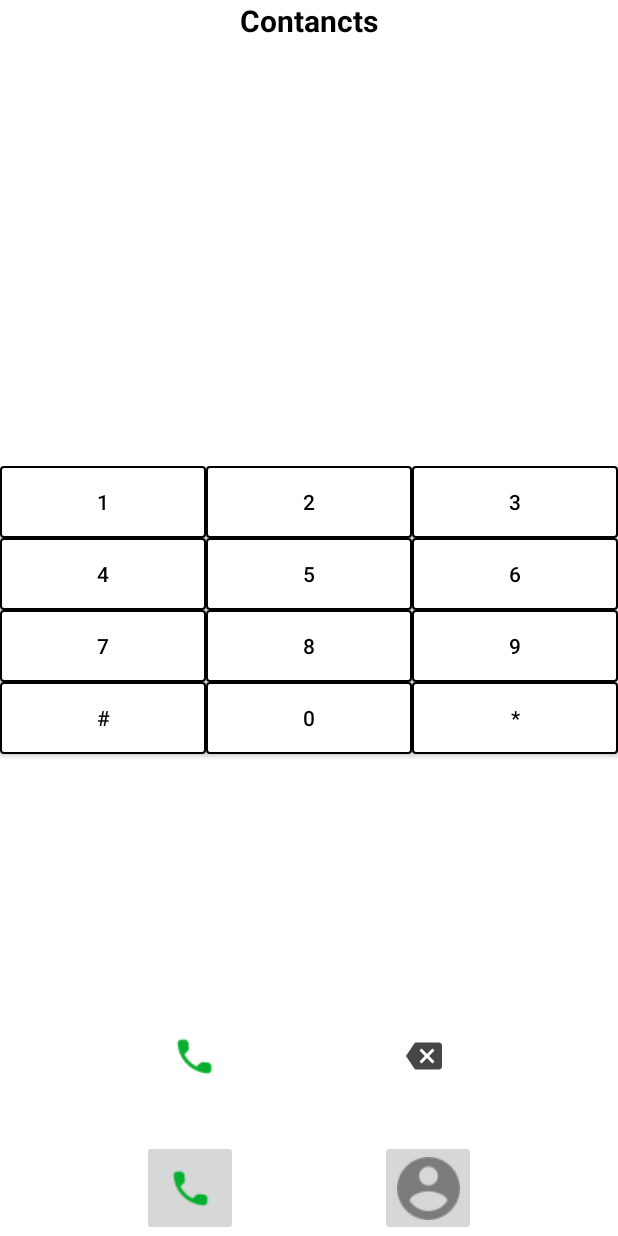
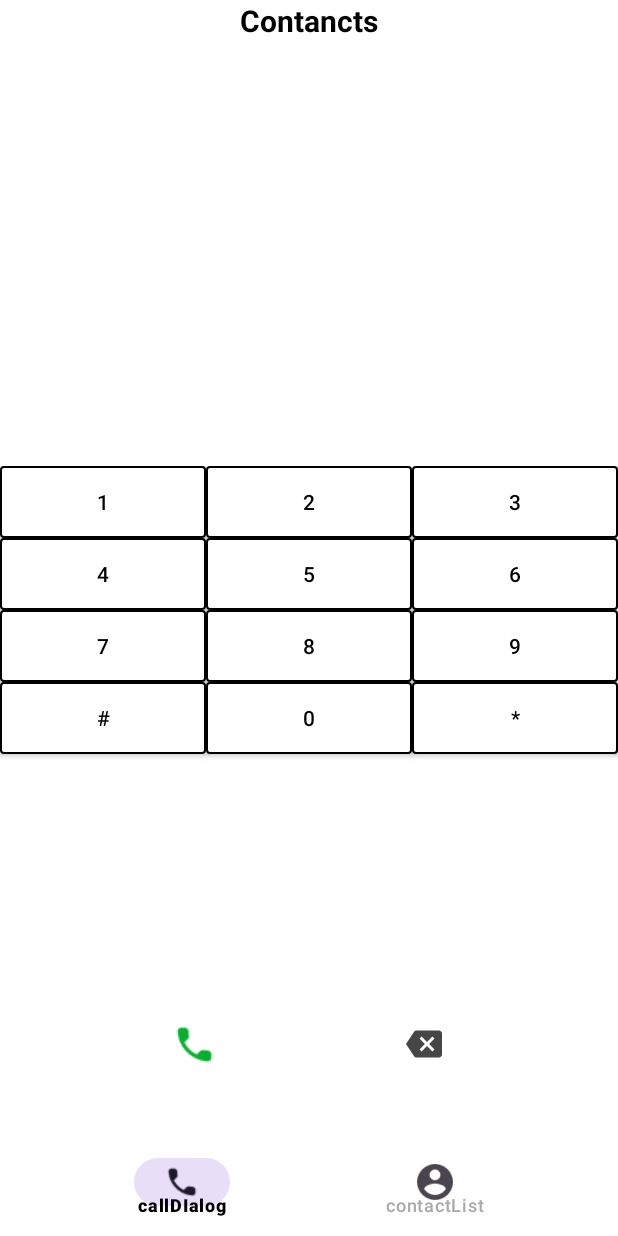
Before and after one commit to DatoKochla18/PhoneContactsApp, an Android app: the screen it shows after launch (MainActivity), on a phone screen of 412 x 824 dp. Run offline under Robolectric (Android 15) with nearby library versions, the phone set to English and light mode, and no system bars; our stand-ins replace navigation-ui.

Commit message:
added navigation component

```diff
--- a/app/src/main/java/com/example/test/AddEditContactScreen/AddEditContactFragment.kt
+++ b/app/src/main/java/com/example/test/AddEditContactScreen/AddEditContactFragment.kt
@@ -7,6 +7,7 @@ import android.view.View
 import android.view.ViewGroup
 import androidx.core.os.bundleOf
 import androidx.fragment.app.FragmentManager
+import androidx.navigation.fragment.navArgs
 import com.example.test.Model.Contact
 import com.example.test.Utils.CONTACT
 import com.example.test.Utils.DETAIL
@@ -16,17 +17,17 @@ import com.example.test.databinding.FragmentAddContactBinding
 
 
 class AddEditContactFragment : Fragment() {
+    private val args: AddEditContactFragmentArgs by navArgs()
     private var _binding: FragmentAddContactBinding? = null
     private val binding get() = _binding!!
 
     private var contact: Contact? = null
 
     override fun onCreateView(
-        inflater: LayoutInflater, container: ViewGroup?,
-        savedInstanceState: Bundle?
+        inflater: LayoutInflater, container: ViewGroup?, savedInstanceState: Bundle?
     ): View {
         _binding = FragmentAddContactBinding.inflate(layoutInflater, container, false)
-        contact = arguments?.getParcelable(CONTACT)
+        contact = args.contact
         return binding.root
     }
 
@@ -42,8 +43,11 @@ class AddEditContactFragment : Fragment() {
     private fun setUp() {
         contact?.let {
 
-            binding.etName.setText(it.name)
-            binding.etPhoneNumber.setText(it.phoneNumber)
+            binding.apply {
+                etName.setText(it.name)
+                etPhoneNumber.setText(it.phoneNumber)
+            }
+
 
         }
 
@@ -54,6 +58,9 @@ class AddEditContactFragment : Fragment() {
             contact?.let {
                 editContact(it)
             } ?: addContact()
+        }
+        binding.btnArrowBack.setOnClickListener {
+            parentFragmentManager.popBackStack()
         }
 
     }
@@ -69,7 +76,6 @@ class AddEditContactFragment : Fragment() {
         parentFragmentManager.run {
             setFragmentResult(UPDATED_CONTACT, bundle)
             popBackStack()
-            popBackStack(DETAIL, FragmentManager.POP_BACK_STACK_INCLUSIVE)
         }
     }
 
@@ -89,13 +95,4 @@ class AddEditContactFragment : Fragment() {
         super.onDestroyView()
         _binding = null
     }
-
-
-    companion object {
-        fun newInstance(contact: Contact? = null) = AddEditContactFragment().apply {
-            arguments = Bundle().apply {
-                putParcelable(CONTACT, contact)
-            }
-        }
-    }
 }
--- a/app/src/main/java/com/example/test/ContactDetailScreen/ContactDetailFragment.kt
+++ b/app/src/main/java/com/example/test/ContactDetailScreen/ContactDetailFragment.kt
@@ -6,6 +6,9 @@ import android.view.LayoutInflater
 import android.view.View
 import android.view.ViewGroup
 import androidx.core.os.bundleOf
+import androidx.navigation.NavOptions
+import androidx.navigation.fragment.findNavController
+import androidx.navigation.fragment.navArgs
 import com.example.test.AddEditContactScreen.AddEditContactFragment
 import com.example.test.Model.Contact
 import com.example.test.R
@@ -16,16 +19,15 @@ import com.example.test.databinding.FragmentContactDetailBinding
 
 class ContactDetailFragment : Fragment() {
 
-
-    private var contact: Contact? = null
-
+    private val args: ContactDetailFragmentArgs by navArgs()
+    private lateinit var contact: Contact
     private var _binding: FragmentContactDetailBinding? = null
     private val binding get() = _binding!!
 
     override fun onCreate(savedInstanceState: Bundle?) {
         super.onCreate(savedInstanceState)
         arguments?.let {
-            contact = it.getParcelable(CONTACT)
+            contact = args.contact
 
         }
     }
@@ -47,8 +49,8 @@ class ContactDetailFragment : Fragment() {
 
     private fun setUp() {
         binding.apply {
-            txtName.text = contact?.name ?: ""
-            txtMobileValue.text = contact?.phoneNumber ?: ""
+            txtName.text = contact.name
+            txtMobileValue.text = contact.phoneNumber
         }
     }
 
@@ -64,24 +66,20 @@ class ContactDetailFragment : Fragment() {
 
             }
             btnEdit.setOnClickListener {
-                parentFragmentManager.beginTransaction().run {
-                    replace(R.id.fcvContainer, AddEditContactFragment.newInstance(contact))
-                    addToBackStack(EDIT)
-                    commit()
-                }
+                findNavController().navigate(
+                    ContactDetailFragmentDirections.actionContactDetailFragmentToAddEditContactFragment(
+                        contact = contact
+                    ),
+                    NavOptions.Builder()
+                        .setPopUpTo(R.id.contactDetailFragment, true)
+                        .build()
+                )
+
+
+            }
+            btnArrowBack.setOnClickListener {
+                parentFragmentManager.popBackStack()
             }
         }
     }
-
-    companion object {
-
-
-        fun newInstance(contact: Contact) =
-            ContactDetailFragment().apply {
-                arguments = Bundle().apply {
-                    putParcelable(CONTACT, contact)
-
-                }
-            }
-    }
 }
--- a/app/src/main/java/com/example/test/ContanctListScreen/ContactListFragment.kt
+++ b/app/src/main/java/com/example/test/ContanctListScreen/ContactListFragment.kt
@@ -6,6 +6,7 @@ import android.view.LayoutInflater
 import android.view.View
 import android.view.ViewGroup
 import androidx.core.widget.doAfterTextChanged
+import androidx.navigation.fragment.findNavController
 import androidx.recyclerview.widget.LinearLayoutManager
 import com.example.test.AddEditContactScreen.AddEditContactFragment
 import com.example.test.Model.Contact
@@ -71,11 +72,11 @@ class ContactListFragment : Fragment() {
     private fun listeners() {
         binding.apply {
             btnAddContact.setOnClickListener {
-                parentFragmentManager.beginTransaction().run {
-                    replace(R.id.fcvContainer, AddEditContactFragment.newInstance())
-                    addToBackStack(null)
-                    commit()
-                }
+                findNavController().navigate(
+                    ContactListFragmentDirections.actionContactListFragmentToAddEditFragment(
+                        contact = null
+                    )
+                )
             }
 
             imgSearch.setOnClickListener {
@@ -98,20 +99,20 @@ class ContactListFragment : Fragment() {
 
     private fun editContact(contact: Contact) {
 
-        parentFragmentManager.beginTransaction().run {
-            replace(R.id.fcvContainer, AddEditContactFragment.newInstance(contact))
-            addToBackStack(null)
-            commit()
-        }
+        findNavController().navigate(
+            ContactListFragmentDirections.actionContactListFragmentToAddEditFragment(
+                contact = contact
+            )
+        )
     }
 
     private fun detailContact(contact: Contact) {
 
-        parentFragmentManager.beginTransaction().run {
-            replace(R.id.fcvContainer, ContactDetailFragment.newInstance(contact))
-            addToBackStack(DETAIL)
-            commit()
-        }
+        findNavController().navigate(
+            ContactListFragmentDirections.actionContactListFragmentToContactDetailFragment(
+                contact = contact
+            )
+        )
     }
 
 
--- a/app/src/main/java/com/example/test/MainActivity.kt
+++ b/app/src/main/java/com/example/test/MainActivity.kt
@@ -5,6 +5,10 @@ import androidx.activity.enableEdgeToEdge
 import androidx.appcompat.app.AppCompatActivity
 import androidx.core.view.ViewCompat
 import androidx.core.view.WindowInsetsCompat
+import androidx.navigation.NavController
+import androidx.navigation.NavHostController
+import androidx.navigation.fragment.NavHostFragment
+import androidx.navigation.ui.NavigationUI.setupWithNavController
 import androidx.recyclerview.widget.LinearLayoutManager
 import androidx.recyclerview.widget.RecyclerView
 import com.example.test.CallDialogScreen.CallDialogFragment
@@ -14,6 +18,7 @@ import com.example.test.databinding.ActivityMainBinding
 
 class MainActivity : AppCompatActivity() {
     private lateinit var binding: ActivityMainBinding
+    private lateinit var navController: NavController
     override fun onCreate(savedInstanceState: Bundle?) {
         super.onCreate(savedInstanceState)
         enableEdgeToEdge()
@@ -24,27 +29,12 @@ class MainActivity : AppCompatActivity() {
             v.setPadding(systemBars.left, systemBars.top, systemBars.right, systemBars.bottom)
             insets
         }
-        supportFragmentManager.beginTransaction().run {
-            setReorderingAllowed(true)
-            replace(R.id.fcvContainer, CallDialogFragment())
-            commit()
-        }
+        val navHostManager =
+            supportFragmentManager.findFragmentById(R.id.fcvContainer) as NavHostFragment
+        navController = navHostManager.navController
 
+        setupWithNavController(binding.bnvNavigation, navController)
 
-        binding.btnCallDialog.setOnClickListener {
-            supportFragmentManager.beginTransaction().run {
-                setReorderingAllowed(true)
-                replace(R.id.fcvContainer, CallDialogFragment())
-                commit()
-            }
-        }
-        binding.btnContacts.setOnClickListener {
-            supportFragmentManager.beginTransaction().run {
-                setReorderingAllowed(true)
-                replace(R.id.fcvContainer, ContactListFragment())
-                commit()
-            }
-        }
 
     }
 }
--- /dev/null
+++ b/app/src/main/res/drawable/bottom_nav_bar_text_color.xml
@@ -0,0 +1,5 @@
+<?xml version="1.0" encoding="utf-8"?>
+<selector xmlns:android="http://schemas.android.com/apk/res/android">
+    <item android:state_checked="true" android:color="@color/black" />
+    <item android:color="@android:color/darker_gray" />
+</selector>
--- a/app/src/main/res/layout/activity_main.xml
+++ b/app/src/main/res/layout/activity_main.xml
@@ -10,13 +10,16 @@
 
     <androidx.fragment.app.FragmentContainerView
         android:id="@+id/fcvContainer"
+        android:name="androidx.navigation.fragment.NavHostFragment"
         android:layout_width="match_parent"
         android:layout_height="0dp"
         android:layout_marginTop="32dp"
         android:layout_marginBottom="32dp"
-        app:layout_constraintBottom_toTopOf="@id/btnCallDialog"
+        app:defaultNavHost="true"
+        app:layout_constraintBottom_toTopOf="@id/bnvNavigation"
         app:layout_constraintStart_toStartOf="parent"
-        app:layout_constraintTop_toBottomOf="@id/txtContact" />
+        app:layout_constraintTop_toBottomOf="@id/txtContact"
+        app:navGraph="@navigation/nav_graph" />
 
 
     <androidx.appcompat.widget.AppCompatTextView
@@ -31,24 +34,17 @@
         app:layout_constraintStart_toStartOf="parent"
         app:layout_constraintTop_toTopOf="parent" />
 
-
-    <androidx.appcompat.widget.AppCompatImageButton
-        android:id="@+id/btnCallDialog"
-        android:layout_width="64dp"
+    <com.google.android.material.bottomnavigation.BottomNavigationView
+        android:id="@+id/bnvNavigation"
+        android:layout_width="0dp"
         android:layout_height="64dp"
-        android:src="@drawable/call"
-        app:layout_constraintBottom_toBottomOf="parent"
-        app:layout_constraintEnd_toStartOf="@id/btnContacts"
-        app:layout_constraintStart_toStartOf="parent" />
-
-    <androidx.appcompat.widget.AppCompatImageButton
-        android:id="@+id/btnContacts"
-        android:layout_width="64dp"
-        android:layout_height="64dp"
-        android:src="@drawable/vector"
+        android:layout_marginTop="8dp"
+        android:background="@android:color/transparent"
+        app:itemTextColor="@drawable/bottom_nav_bar_text_color"
         app:layout_constraintBottom_toBottomOf="parent"
         app:layout_constraintEnd_toEndOf="parent"
-        app:layout_constraintStart_toEndOf="@id/btnCallDialog" />
-
+        app:layout_constraintStart_toStartOf="parent"
+        app:layout_constraintTop_toBottomOf="@id/fcvContainer"
+        app:menu="@menu/bottom_navbar_menu" />
 
 </androidx.constraintlayout.widget.ConstraintLayout>
--- /dev/null
+++ b/app/src/main/res/menu/bottom_navbar_menu.xml
@@ -0,0 +1,13 @@
+<?xml version="1.0" encoding="utf-8"?>
+<menu xmlns:android="http://schemas.android.com/apk/res/android">
+
+    <item
+        android:id="@+id/callDialogFragment"
+        android:icon="@drawable/call"
+        android:title="@string/calldialog" />
+    <item
+        android:id="@+id/contactListFragment"
+        android:icon="@drawable/vector"
+        android:title="@string/contactlist" />
+
+</menu>
--- /dev/null
+++ b/app/src/main/res/navigation/nav_graph.xml
@@ -0,0 +1,48 @@
+<?xml version="1.0" encoding="utf-8"?>
+<navigation xmlns:android="http://schemas.android.com/apk/res/android"
+    xmlns:app="http://schemas.android.com/apk/res-auto"
+    xmlns:tools="http://schemas.android.com/tools"
+    android:id="@+id/nav_graph"
+    app:startDestination="@id/callDialogFragment">
+
+    <fragment
+        android:id="@+id/callDialogFragment"
+        android:name="com.example.test.CallDialogScreen.CallDialogFragment"
+        android:label="fragment_call_dialog"
+        tools:layout="@layout/fragment_call_dialog" />
+
+    <fragment
+        android:id="@+id/contactListFragment"
+        android:name="com.example.test.ContanctListScreen.ContactListFragment"
+        android:label="fragment_contact_list"
+        tools:layout="@layout/fragment_contact_list">
+        <action
+            android:id="@+id/action_contactListFragment_to_addEditFragment"
+            app:destination="@id/addEditContactFragment" />
+        <action
+            android:id="@+id/action_contactListFragment_to_contactDetailFragment"
+            app:destination="@id/contactDetailFragment" />
+    </fragment>
+    <fragment
+        android:id="@+id/addEditContactFragment"
+        android:name="com.example.test.AddEditContactScreen.AddEditContactFragment"
+        android:label="AddEditContactFragment">
+        <argument
+            android:name="contact"
+            app:argType="com.example.test.Model.Contact"
+            app:nullable="true" />
+    </fragment>
+    <fragment
+        android:id="@+id/contactDetailFragment"
+        android:name="com.example.test.ContactDetailScreen.ContactDetailFragment"
+        android:label="fragment_contact_detail"
+        tools:layout="@layout/fragment_contact_detail">
+        <action
+            android:id="@+id/action_contactDetailFragment_to_addEditContactFragment"
+            app:destination="@id/addEditContactFragment" />
+        <argument
+            android:name="contact"
+            app:argType="com.example.test.Model.Contact" />
+
+    </fragment>
+</navigation>
--- a/app/src/main/res/values/strings.xml
+++ b/app/src/main/res/values/strings.xml
@@ -9,4 +9,6 @@
     <string name="mobile">Mobile</string>
     <string name="edit">Edit</string>
     <string name="remove">Remove</string>
+    <string name="calldialog">callDIalog</string>
+    <string name="contactlist">contactList</string>
 </resources>
--- a/gradle/libs.versions.toml
+++ b/gradle/libs.versions.toml
@@ -9,6 +9,9 @@ appcompat = "1.7.0"
 material = "1.12.0"
 activity = "1.9.3"
 constraintlayout = "2.2.0"
+navigationFragmentKtx = "2.8.5"
+navigationUiKtx = "2.8.5"
+nav_version = "2.8.5"
 
 [libraries]
 androidx-core-ktx = { group = "androidx.core", name = "core-ktx", version.ref = "coreKtx" }
@@ -19,7 +22,10 @@ androidx-appcompat = { group = "androidx.appcompat", name = "appcompat", version
 material = { group = "com.google.android.material", name = "material", version.ref = "material" }
 androidx-activity = { group = "androidx.activity", name = "activity", version.ref = "activity" }
 androidx-constraintlayout = { group = "androidx.constraintlayout", name = "constraintlayout", version.ref = "constraintlayout" }
+androidx-navigation-fragment-ktx = { group = "androidx.navigation", name = "navigation-fragment-ktx", version.ref = "navigationFragmentKtx" }
+androidx-navigation-ui-ktx = { group = "androidx.navigation", name = "navigation-ui-ktx", version.ref = "navigationUiKtx" }
 
 [plugins]
 android-application = { id = "com.android.application", version.ref = "agp" }
 kotlin-android = { id = "org.jetbrains.kotlin.android", version.ref = "kotlin" }
+safe-args = { id = "androidx.navigation.safeargs.kotlin",version.ref = "nav_version"}
```
Also changed, not shown: app/build.gradle.kts (+7 -2 lines).
